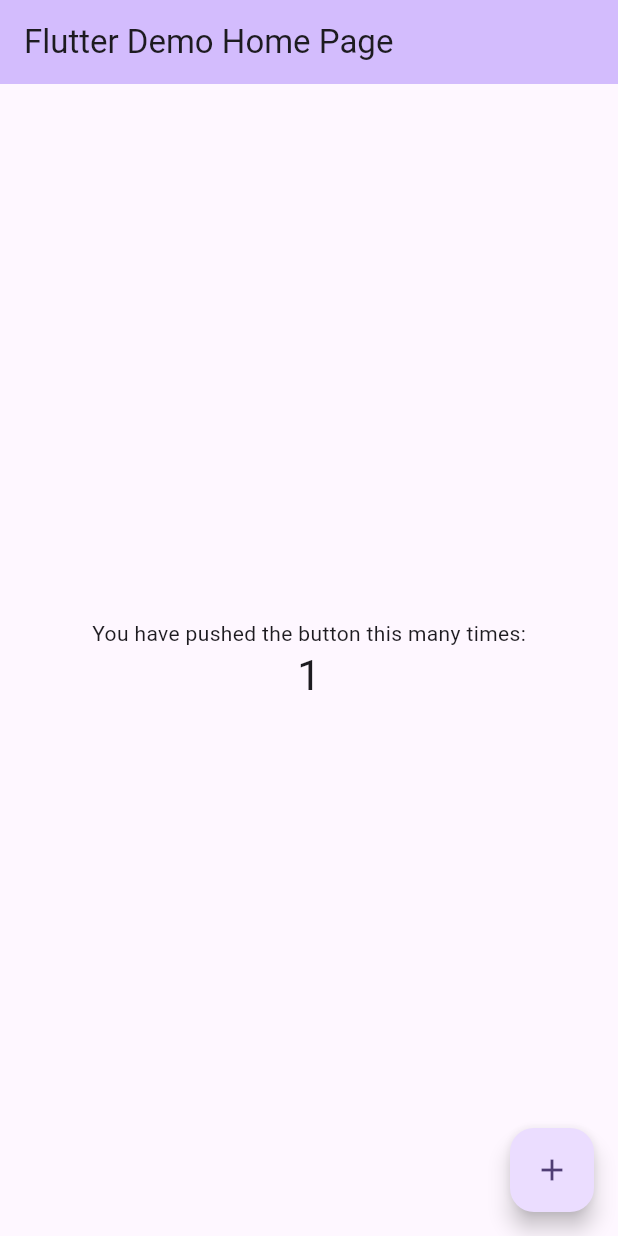
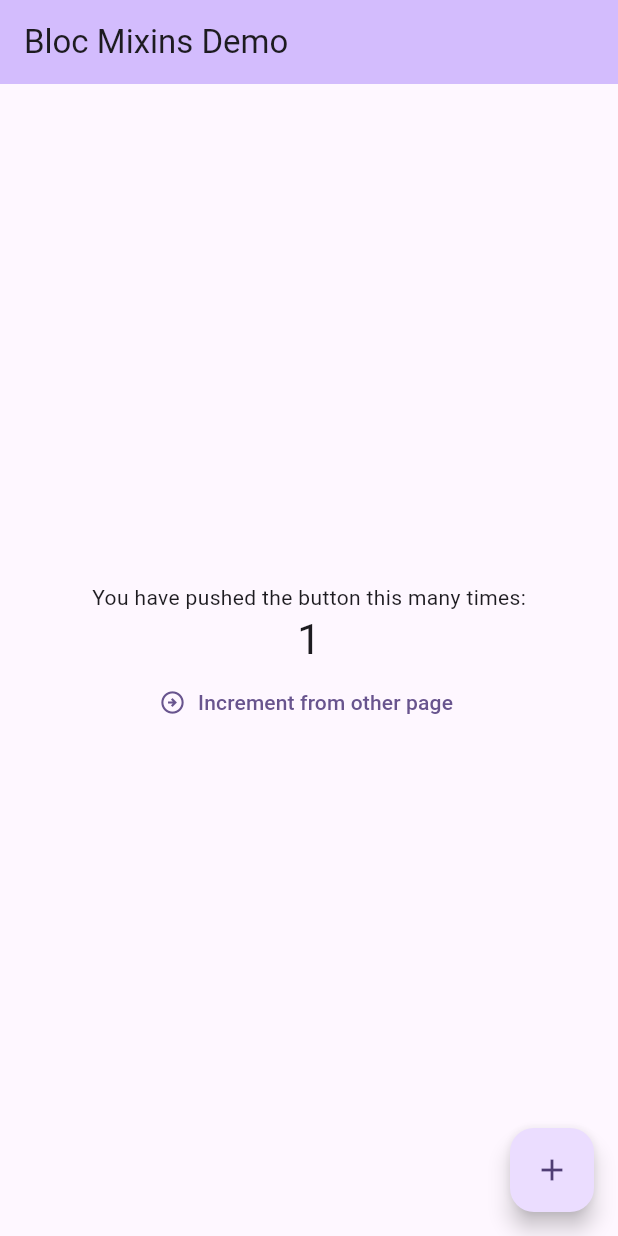
Before and after one commit to wjlee611/bloc_mixins, a Flutter app: the screen it shows after launch, after a tap on the "add" icon, on a phone screen of 412 x 824 dp. Run offline on Flutter 3.47's test engine with Material 3 defaults, Android fonts, the phone set to English and light mode, and no system bars; our stand-ins replace bloc, equatable, flutter_bloc.

Commit message:
docs(example): Add usecase mixin example

```diff
--- /dev/null
+++ b/example/lib/data/counter_repository.dart
@@ -0,0 +1,6 @@
+class CounterRepository {
+  Future<int> increment(int value, int delay) async {
+    await Future.delayed(Duration(seconds: delay));
+    return value + 1;
+  }
+}
--- /dev/null
+++ b/example/lib/domain/add_one_usecase.dart
@@ -0,0 +1,15 @@
+import 'package:bloc_mixins/bloc_mixins.dart';
+import 'package:example/data/counter_repository.dart';
+
+class AddOneUsecase with BlocMixinsUsecase<int> {
+  final CounterRepository _counterRepository;
+
+  AddOneUsecase({required CounterRepository counterRepository})
+    : _counterRepository = counterRepository;
+
+  Future<int> call(int value, {int delay = 2}) async {
+    final result = await _counterRepository.increment(value, delay);
+    yieldData(result);
+    return result;
+  }
+}
--- a/example/lib/main.dart
+++ b/example/lib/main.dart
@@ -1,4 +1,10 @@
+import 'package:bloc_mixins/bloc_mixins.dart';
+import 'package:example/data/counter_repository.dart';
+import 'package:example/domain/add_one_usecase.dart';
+import 'package:example/presentation/home/bloc/home_bloc.dart';
+import 'package:example/presentation/home/home_page.dart';
 import 'package:flutter/material.dart';
+import 'package:flutter_bloc/flutter_bloc.dart';
 
 void main() {
   runApp(const MyApp());
@@ -10,113 +16,23 @@ class MyApp extends StatelessWidget {
   // This widget is the root of your application.
   @override
   Widget build(BuildContext context) {
-    return MaterialApp(
-      title: 'Flutter Demo',
-      theme: ThemeData(
-        // This is the theme of your application.
-        //
-        // TRY THIS: Try running your application with "flutter run". You'll see
-        // the application has a purple toolbar. Then, without quitting the app,
-        // try changing the seedColor in the colorScheme below to Colors.green
-        // and then invoke "hot reload" (save your changes or press the "hot
-        // reload" button in a Flutter-supported IDE, or press "r" if you used
-        // the command line to start the app).
-        //
-        // Notice that the counter didn't reset back to zero; the application
-        // state is not lost during the reload. To reset the state, use hot
-        // restart instead.
-        //
-        // This works for code too, not just values: Most code changes can be
-        // tested with just a hot reload.
-        colorScheme: ColorScheme.fromSeed(seedColor: Colors.deepPurple),
+    return RepositoryProvider(
+      create: (context) => CounterRepository(),
+      child: BlocMixinsUsecaseProvider(
+        create: (context) =>
+            AddOneUsecase(counterRepository: context.read<CounterRepository>()),
+        child: MaterialApp(
+          title: 'Bloc Mixins Demo',
+          theme: ThemeData(
+            colorScheme: ColorScheme.fromSeed(seedColor: Colors.deepPurple),
+          ),
+          home: BlocProvider(
+            create: (context) =>
+                HomeBloc(addOneUsecase: context.read<AddOneUsecase>()),
+            child: HomePage(),
+          ),
+        ),
       ),
-      home: const MyHomePage(title: 'Flutter Demo Home Page'),
     );
   }
 }
-
-class MyHomePage extends StatefulWidget {
-  const MyHomePage({super.key, required this.title});
-
-  // This widget is the home page of your application. It is stateful, meaning
-  // that it has a State object (defined below) that contains fields that affect
-  // how it looks.
-
-  // This class is the configuration for the state. It holds the values (in this
-  // case the title) provided by the parent (in this case the App widget) and
-  // used by the build method of the State. Fields in a Widget subclass are
-  // always marked "final".
-
-  final String title;
-
-  @override
-  State<MyHomePage> createState() => _MyHomePageState();
-}
-
-class _MyHomePageState extends State<MyHomePage> {
-  int _counter = 0;
-
-  void _incrementCounter() {
-    setState(() {
-      // This call to setState tells the Flutter framework that something has
-      // changed in this State, which causes it to rerun the build method below
-      // so that the display can reflect the updated values. If we changed
-      // _counter without calling setState(), then the build method would not be
-      // called again, and so nothing would appear to happen.
-      _counter++;
-    });
-  }
-
-  @override
-  Widget build(BuildContext context) {
-    // This method is rerun every time setState is called, for instance as done
-    // by the _incrementCounter method above.
-    //
-    // The Flutter framework has been optimized to make rerunning build methods
-    // fast, so that you can just rebuild anything that needs updating rather
-    // than having to individually change instances of widgets.
-    return Scaffold(
-      appBar: AppBar(
-        // TRY THIS: Try changing the color here to a specific color (to
-        // Colors.amber, perhaps?) and trigger a hot reload to see the AppBar
-        // change color while the other colors stay the same.
-        backgroundColor: Theme.of(context).colorScheme.inversePrimary,
-        // Here we take the value from the MyHomePage object that was created by
-        // the App.build method, and use it to set our appbar title.
-        title: Text(widget.title),
-      ),
-      body: Center(
-        // Center is a layout widget. It takes a single child and positions it
-        // in the middle of the parent.
-        child: Column(
-          // Column is also a layout widget. It takes a list of children and
-          // arranges them vertically. By default, it sizes itself to fit its
-          // children horizontally, and tries to be as tall as its parent.
-          //
-          // Column has various properties to control how it sizes itself and
-          // how it positions its children. Here we use mainAxisAlignment to
-          // center the children vertically; the main axis here is the vertical
-          // axis because Columns are vertical (the cross axis would be
-          // horizontal).
-          //
-          // TRY THIS: Invoke "debug painting" (choose the "Toggle Debug Paint"
-          // action in the IDE, or press "p" in the console), to see the
-          // wireframe for each widget.
-          mainAxisAlignment: MainAxisAlignment.center,
-          children: <Widget>[
-            const Text('You have pushed the button this many times:'),
-            Text(
-              '$_counter',
-              style: Theme.of(context).textTheme.headlineMedium,
-            ),
-          ],
-        ),
-      ),
-      floatingActionButton: FloatingActionButton(
-        onPressed: _incrementCounter,
-        tooltip: 'Increment',
-        child: const Icon(Icons.add),
-      ), // This trailing comma makes auto-formatting nicer for build methods.
-    );
-  }
-}
--- /dev/null
+++ b/example/lib/presentation/home/bloc/home_bloc.dart
@@ -0,0 +1,47 @@
+import 'package:bloc/bloc.dart';
+import 'package:equatable/equatable.dart';
+import 'package:example/domain/add_one_usecase.dart';
+
+part 'home_event.dart';
+part 'home_state.dart';
+
+class HomeBloc extends Bloc<HomeEvent, HomeState> {
+  final AddOneUsecase _addOneUsecase;
+
+  HomeBloc({required AddOneUsecase addOneUsecase})
+    : _addOneUsecase = addOneUsecase,
+      super(const HomeState.init()) {
+    on<_HomeAddOneUsecaseListenEvent>(_addOneUsecaseListenEventHandler);
+    on<HomeIncrementEvent>(_incrementEventHandler);
+
+    add(_HomeAddOneUsecaseListenEvent());
+  }
+
+  // =========================================
+  // MARK: _AddOneUsecaseListenEvent
+  // =========================================
+  void _addOneUsecaseListenEventHandler(
+    _HomeAddOneUsecaseListenEvent event,
+    Emitter<HomeState> emit,
+  ) async {
+    await emit.forEach(
+      _addOneUsecase.stream,
+      onData: (data) {
+        return state.copyWith(count: data);
+      },
+    );
+  }
+
+  // =========================================
+  // MARK: IncrementEvent
+  // =========================================
+  Future<void> _incrementEventHandler(
+    HomeIncrementEvent event,
+    Emitter<HomeState> emit,
+  ) async {
+    if (state.isLoading) return;
+    emit(state.copyWith(isLoading: true));
+    await _addOneUsecase.call(state.count, delay: 0);
+    emit(state.copyWith(isLoading: false));
+  }
+}
--- /dev/null
+++ b/example/lib/presentation/home/bloc/home_event.dart
@@ -0,0 +1,7 @@
+part of 'home_bloc.dart';
+
+abstract class HomeEvent {}
+
+class _HomeAddOneUsecaseListenEvent extends HomeEvent {}
+
+class HomeIncrementEvent extends HomeEvent {}
--- /dev/null
+++ b/example/lib/presentation/home/bloc/home_state.dart
@@ -0,0 +1,20 @@
+part of 'home_bloc.dart';
+
+class HomeState extends Equatable {
+  final int count;
+  final bool isLoading;
+
+  const HomeState({required this.count, required this.isLoading});
+
+  const HomeState.init() : count = 0, isLoading = false;
+
+  HomeState copyWith({int? count, bool? isLoading}) {
+    return HomeState(
+      count: count ?? this.count,
+      isLoading: isLoading ?? this.isLoading,
+    );
+  }
+
+  @override
+  List<Object> get props => [count, isLoading];
+}
--- /dev/null
+++ b/example/lib/presentation/home/home_page.dart
@@ -0,0 +1,77 @@
+import 'package:bloc_mixins/bloc_mixins.dart';
+import 'package:example/domain/add_one_usecase.dart';
+import 'package:example/domain/dispose_test_usecase.dart';
+import 'package:example/presentation/home/bloc/home_bloc.dart';
+import 'package:example/presentation/pushed/cubit/pushed_cubit.dart';
+import 'package:example/presentation/pushed/pushed_page.dart';
+import 'package:flutter/material.dart';
+import 'package:flutter_bloc/flutter_bloc.dart';
+
+class HomePage extends StatelessWidget {
+  const HomePage({super.key});
+
+  void _pushPage(BuildContext context) {
+    final state = context.read<HomeBloc>().state;
+    if (state.isLoading) return;
+    Navigator.push(
+      context,
+      MaterialPageRoute(
+        builder: (context) => BlocMixinsUsecaseProvider(
+          lazy: false,
+          create: (context) => DisposeTestUsecase(),
+          child: BlocProvider(
+            create: (context) => PushedCubit(
+              initialCount: state.count,
+              addOneUsecase: context.read<AddOneUsecase>(),
+            ),
+            child: const PushedPage(),
+          ),
+        ),
+      ),
+    );
+  }
+
+  @override
+  Widget build(BuildContext context) {
+    return Scaffold(
+      appBar: AppBar(
+        backgroundColor: Theme.of(context).colorScheme.inversePrimary,
+        title: Text('Bloc Mixins Demo'),
+      ),
+      body: Center(
+        child: Column(
+          mainAxisAlignment: MainAxisAlignment.center,
+          children: [
+            const Text('You have pushed the button this many times:'),
+            BlocBuilder<HomeBloc, HomeState>(
+              builder: (context, state) {
+                return Text(
+                  '${state.count}',
+                  style: Theme.of(context).textTheme.headlineMedium,
+                );
+              },
+            ),
+            TextButton.icon(
+              onPressed: () => _pushPage(context),
+              label: const Text('Increment from other page'),
+              icon: const Icon(Icons.arrow_circle_right_outlined),
+            ),
+          ],
+        ),
+      ),
+      floatingActionButton: BlocBuilder<HomeBloc, HomeState>(
+        buildWhen: (previous, current) =>
+            previous.isLoading != current.isLoading,
+        builder: (context, state) {
+          return FloatingActionButton(
+            onPressed: () {
+              context.read<HomeBloc>().add(HomeIncrementEvent());
+            },
+            tooltip: 'Increment',
+            child: Icon(state.isLoading ? Icons.hourglass_empty : Icons.add),
+          );
+        },
+      ), // This trailing comma makes auto-formatting nicer for build methods.
+    );
+  }
+}
--- /dev/null
+++ b/example/lib/presentation/pushed/cubit/pushed_cubit.dart
@@ -0,0 +1,54 @@
+import 'dart:async';
+
+import 'package:equatable/equatable.dart';
+import 'package:example/domain/add_one_usecase.dart';
+import 'package:flutter_bloc/flutter_bloc.dart';
+
+class PushedCubit extends Cubit<PushedState> {
+  final AddOneUsecase _addOneUsecase;
+
+  late final StreamSubscription<int> _addOneUsecaseSubscription;
+
+  PushedCubit({required int initialCount, required AddOneUsecase addOneUsecase})
+    : _addOneUsecase = addOneUsecase,
+      super(PushedState.init(initialCount: initialCount)) {
+    _addOneUsecaseSubscription = _addOneUsecase.stream.listen((data) {
+      emit(state.copyWith(count: data));
+    });
+  }
+
+  @override
+  Future<void> close() {
+    _addOneUsecaseSubscription.cancel();
+    return super.close();
+  }
+
+  Future<void> increment() async {
+    if (state.isLoading) return;
+    emit(state.copyWith(isLoading: true));
+    await _addOneUsecase.call(state.count);
+    if (isClosed) return;
+    emit(state.copyWith(isLoading: false));
+  }
+}
+
+class PushedState extends Equatable {
+  final int count;
+  final bool isLoading;
+
+  const PushedState({required this.count, required this.isLoading});
+
+  const PushedState.init({int initialCount = 0})
+    : count = initialCount,
+      isLoading = false;
+
+  PushedState copyWith({int? count, bool? isLoading}) {
+    return PushedState(
+      count: count ?? this.count,
+      isLoading: isLoading ?? this.isLoading,
+    );
+  }
+
+  @override
+  List<Object> get props => [count, isLoading];
+}
```
Also changed, not shown: example/lib/domain/dispose_test_usecase.dart (added, +15 -0 lines), example/lib/presentation/pushed/pushed_page.dart (added, +46 -0 lines).
